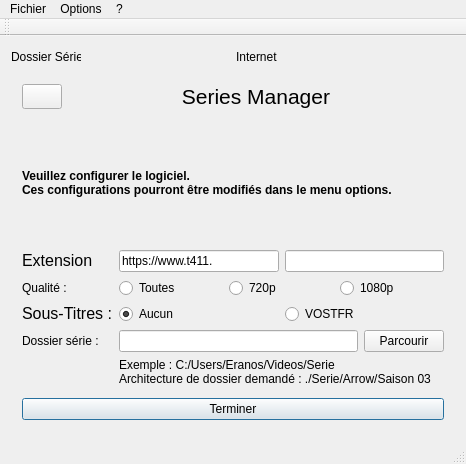
The window that fenetreprincipale.ui (Eranos31/Series_Manager) describes before a commit, drawn with Qt 5.
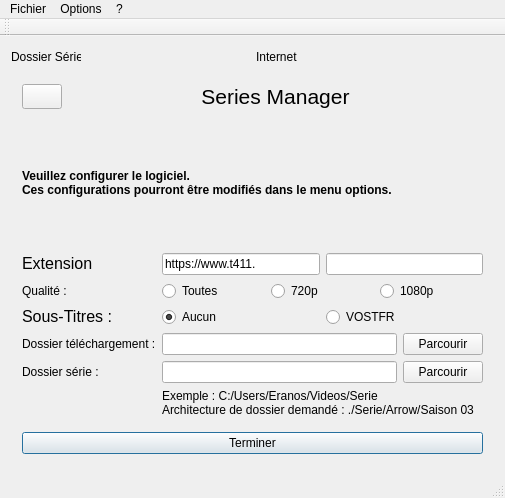
The same window after the commit. The open tabs and pages were chosen to show the change. Icons and pictures are not drawn.

What changed in the file:
```diff
--- a/fenetreprincipale.ui
+++ b/fenetreprincipale.ui
@@ -6,8 +6,8 @@
    <rect>
     <x>0</x>
     <y>0</y>
-    <width>466</width>
-    <height>464</height>
+    <width>505</width>
+    <height>498</height>
    </rect>
   </property>
   <property name="windowTitle">
@@ -214,7 +214,7 @@
               </item>
              </layout>
             </item>
-            <item row="3" column="0">
+            <item row="4" column="0">
              <widget class="QLabel" name="pageConfigurationLabelDossierSerie">
               <property name="styleSheet">
                <string notr="true">font: 12pt &quot;MS Shell Dlg 2&quot;;</string>
@@ -224,10 +224,14 @@
               </property>
              </widget>
             </item>
-            <item row="3" column="1">
+            <item row="4" column="1">
              <layout class="QHBoxLayout" name="pageConfigHLayoutDossierSerie">
               <item>
-               <widget class="QLineEdit" name="pageConfigurationLineDossierSerie"/>
+               <widget class="QLineEdit" name="pageConfigurationLineDossierSerie">
+                <property name="readOnly">
+                 <bool>true</bool>
+                </property>
+               </widget>
               </item>
               <item>
                <widget class="QPushButton" name="pageConfigurationBoutonParcourir">
@@ -244,7 +248,7 @@
               </item>
              </layout>
             </item>
-            <item row="4" column="1">
+            <item row="5" column="1">
              <widget class="QLabel" name="pageConfigurationLabelExemple">
               <property name="sizePolicy">
                <sizepolicy hsizetype="Preferred" vsizetype="Fixed">
@@ -321,6 +325,40 @@
               </item>
              </layout>
             </item>
+            <item row="3" column="0">
+             <widget class="QLabel" name="pageConfigurationLabelDossierTelechargement">
+              <property name="styleSheet">
+               <string notr="true">font: 12pt &quot;MS Shell Dlg 2&quot;;</string>
+              </property>
+              <property name="text">
+               <string>Dossier téléchargement :</string>
+              </property>
+             </widget>
+            </item>
+            <item row="3" column="1">
+             <layout class="QHBoxLayout" name="pageConfigHLayoutDossierSerie_2">
+              <item>
+               <widget class="QLineEdit" name="pageConfigurationLineDossierTelechargement">
+                <property name="readOnly">
+                 <bool>true</bool>
+                </property>
+               </widget>
+              </item>
+              <item>
+               <widget class="QPushButton" name="pageConfigurationBoutonParcourir_2">
+                <property name="toolTip">
+                 <string>Ouvre un explorateur pour choisir le dossier de série</string>
+                </property>
+                <property name="styleSheet">
+                 <string notr="true">font: 11pt &quot;MS Shell Dlg 2&quot;;</string>
+                </property>
+                <property name="text">
+                 <string>Parcourir</string>
+                </property>
+               </widget>
+              </item>
+             </layout>
+            </item>
            </layout>
           </item>
           <item>
@@ -1583,7 +1621,7 @@
     <rect>
      <x>0</x>
      <y>0</y>
-     <width>466</width>
+     <width>505</width>
      <height>21</height>
     </rect>
    </property>
```
Left out of the diff: 13 changed lines with no effect on the pictures.
